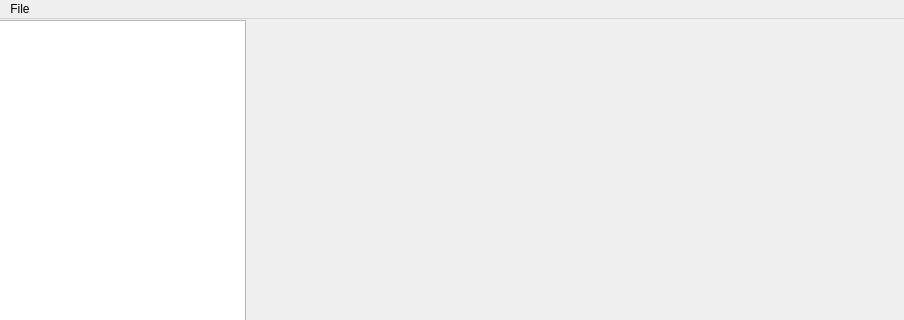
Above: resources/main_view.ui from jeanboy44/cloud-image-viewer before the change; both pictures show x 0 to 904 and y 0 to 320 of the 904 by 905 pixel window. Below: the same form after it.
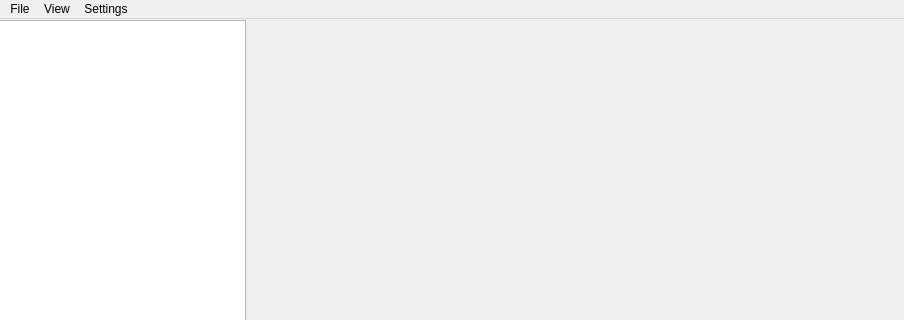
That is the form after the change. Icons and pictures are not drawn.

The edit to the form file:
```diff
--- a/resources/main_view.ui
+++ b/resources/main_view.ui
@@ -44,12 +44,29 @@
      <height>21</height>
     </rect>
    </property>
-   <widget class="QMenu" name="menuFile">
+   <widget class="QMenu" name="menu_file">
     <property name="title">
      <string>File</string>
     </property>
    </widget>
-   <addaction name="menuFile"/>
+   <widget class="QMenu" name="menu_view">
+    <property name="title">
+     <string>View</string>
+    </property>
+    <addaction name="action_menu_view_main"/>
+    <addaction name="action_menu_view_list"/>
+    <addaction name="action_menu_view_grid"/>
+    <addaction name="action_menu_view_filelist"/>
+   </widget>
+   <widget class="QMenu" name="menu_settings">
+    <property name="title">
+     <string>Settings</string>
+    </property>
+    <addaction name="action_menu_settings_account"/>
+   </widget>
+   <addaction name="menu_file"/>
+   <addaction name="menu_view"/>
+   <addaction name="menu_settings"/>
   </widget>
   <widget class="QStatusBar" name="statusbar"/>
  </widget>
```
Left out of the diff: 51 changed lines with no effect on the pictures.
